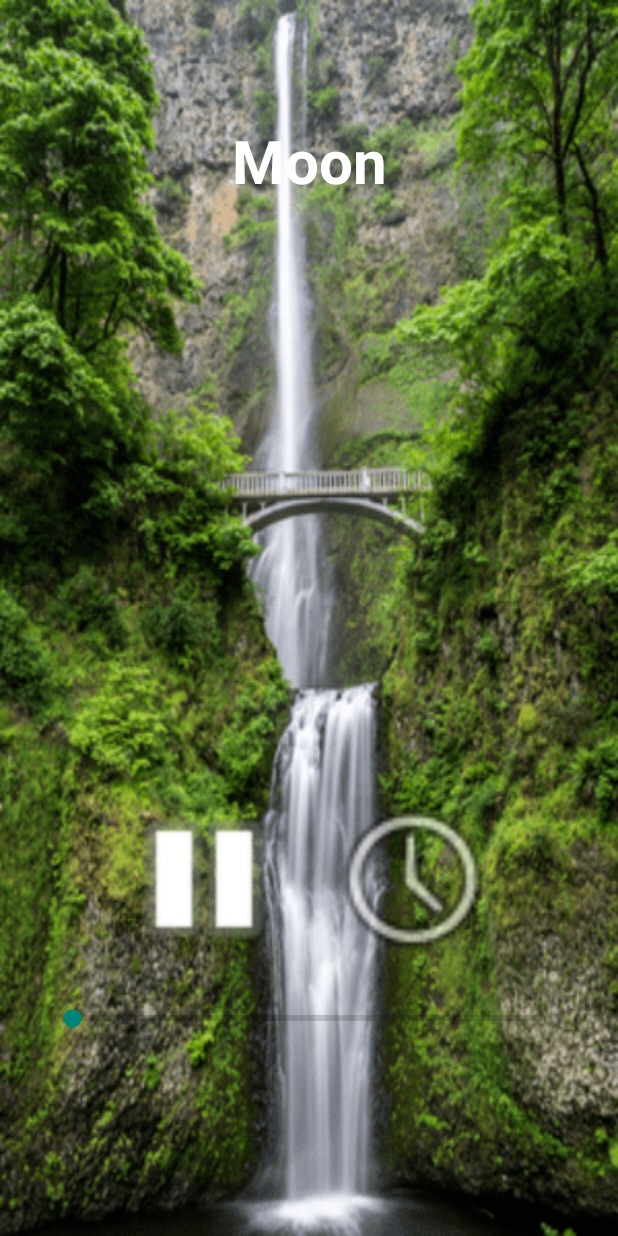
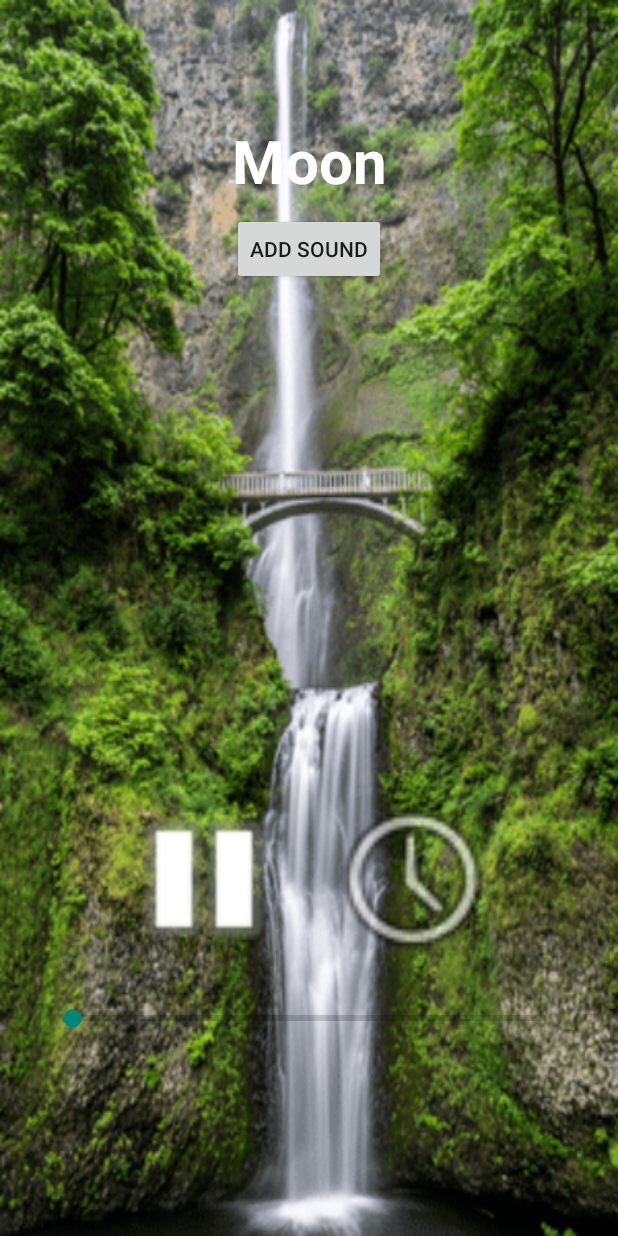
Before and after one commit to pawchi/MeditationMusic, an Android app: the screen it shows after launch (PlayMusicOne), after a tap on "Moon", on a phone screen of 412 x 824 dp. Run offline under Robolectric (Android 15) with nearby library versions, the phone set to English and light mode, and no system bars.

Commit message:
add_sounds_layout added

```diff
--- a/app/src/main/java/org/chilon/meditationmusic/MainActivity.java
+++ b/app/src/main/java/org/chilon/meditationmusic/MainActivity.java
@@ -16,7 +16,7 @@ import java.util.Random;
 
 public class MainActivity extends Activity {
     ListView lst;
-    String[] musicType = {"Lake","Monk","Flower","Moon","Bird","Water","Wind","Lake","Monk","Flower","Moon","Bird","Water","Wind"};
+    String[] musicType = {"Birds","Water","Kalimba","Moon","Bird","Water","Wind","Lake","Monk","Flower","Moon","Bird","Water","Wind"};
     //String[] musicType;
     Integer[] image = {R.drawable.lake_small_squere,R.drawable.monk_smal_squerel,R.drawable.flower_small_squere,R.drawable.moon_small,
                         R.drawable.lake_small_squere,R.drawable.monk_smal_squerel,R.drawable.flower_small_squere,R.drawable.lake_small_squere,
--- a/app/src/main/java/org/chilon/meditationmusic/PlayMusicOne.java
+++ b/app/src/main/java/org/chilon/meditationmusic/PlayMusicOne.java
@@ -1,14 +1,17 @@
 package org.chilon.meditationmusic;
 
 import android.app.Activity;
+import android.content.Context;
 import android.content.Intent;
 import android.content.res.Resources;
+import android.media.AudioManager;
 import android.media.MediaPlayer;
 import android.os.Bundle;
 import android.os.CountDownTimer;
 import android.support.constraint.ConstraintLayout;
 import android.view.View;
 import android.widget.Button;
+import android.widget.SeekBar;
 import android.widget.TextView;
 
 import java.io.IOException;
@@ -19,6 +22,7 @@ public class PlayMusicOne extends Activity  {
     private Button stopButton;
     private Button timerButton;
     private Button gongButton;
+    private Button addSoundButton;
     PerfectLoopMediaPlayer plmdx;
     MediaPlayer gong;
     private TextView mainTitle;
@@ -29,6 +33,8 @@ public class PlayMusicOne extends Activity  {
     private long timeLeftInMillis = 0; //Setup this value by click OK in popup timer
     private long gongTimeLeftInMillis = 0;
     private int gongTimeResponse = -1;
+    private SeekBar volumeSeekbar=null;
+    private AudioManager audioManager=null;
     ConstraintLayout background;
     int backgroudImage;
     int musicFileIntro;
@@ -37,7 +43,7 @@ public class PlayMusicOne extends Activity  {
     CountDownTimer countDownTimer2;
     Integer [] images = {R.drawable.background_play,R.drawable.monk_background,R.drawable.mountain_background,
                          R.drawable.background_play,R.drawable.monk_background,R.drawable.mountain_background};
-    Integer [] musics_intro = {R.raw.kalimba_test_hq,R.raw.intro,R.raw.kalimba_test_hq,R.raw.intro,R.raw.kalimba_test_hq,R.raw.intro};
+    Integer [] musics_intro = {R.raw.birds,R.raw.water,R.raw.kalimba_test_hq,R.raw.intro,R.raw.kalimba_test_hq,R.raw.intro};
     Integer [] musics_main = {R.raw.kalimba,R.raw.birds,R.raw.pani_lansienka,R.raw.kalimba,R.raw.birds,R.raw.pani_lansienka};
 
 
@@ -57,6 +63,8 @@ public class PlayMusicOne extends Activity  {
         musicFileIntro = musics_intro[extras];
         musicFileMain = musics_main[extras];
 
+        setVolumeControlStream(AudioManager.STREAM_MUSIC);
+        volumeControl();
 
         background = (ConstraintLayout) findViewById(R.id.constraintid);
         background.setBackgroundResource(backgroudImage);
@@ -73,6 +81,7 @@ public class PlayMusicOne extends Activity  {
         stopButton.setBackgroundResource(android.R.drawable.ic_media_pause);
 
         gongButton = (Button) findViewById(R.id.gong_button);
+        addSoundButton = (Button) findViewById(R.id.add_sound_button);
 
         plmdx = PerfectLoopMediaPlayer.create(PlayMusicOne.this, musicFileIntro);
         plmdx.prepare();
@@ -109,6 +118,14 @@ public class PlayMusicOne extends Activity  {
             public void onClick(View v) {
                 Intent intent = new Intent(getApplicationContext(),Popsetup_gong.class);
                 startActivityForResult(intent,2);
+            }
+        });
+
+        addSoundButton.setOnClickListener(new View.OnClickListener() {
+            @Override
+            public void onClick(View v) {
+                Intent intent = new Intent(getApplicationContext(),AddMusic.class);
+                startActivityForResult(intent,3);
             }
         });
     }
@@ -221,7 +238,6 @@ public class PlayMusicOne extends Activity  {
             @Override
             public void onFinish() {
                 try {
-                    gongButton.setText("fin");
                     gong.start();
                     gongButton.setVisibility(View.INVISIBLE);
                 } catch (Exception e){
@@ -230,4 +246,36 @@ public class PlayMusicOne extends Activity  {
             }
         }.start();
     }
+
+    private void volumeControl(){
+        try {
+            volumeSeekbar = (SeekBar) findViewById(R.id.seekVolume);
+            audioManager = (AudioManager) getSystemService(Context.AUDIO_SERVICE);
+            volumeSeekbar.setMax(audioManager.getStreamMaxVolume(audioManager.STREAM_MUSIC));
+            //volumeSeekbar.setProgress(audioManager.getStreamVolume(audioManager.STREAM_MUSIC));
+
+            volumeSeekbar.setProgress(audioManager.getStreamVolume(AudioManager.STREAM_MUSIC));
+
+            volumeSeekbar.setOnSeekBarChangeListener(new SeekBar.OnSeekBarChangeListener() {
+                @Override
+                public void onProgressChanged(SeekBar seekBar, int progress, boolean fromUser) {
+                    audioManager.setStreamVolume(AudioManager.STREAM_MUSIC,progress,AudioManager.FLAG_PLAY_SOUND);
+
+                }
+
+                @Override
+                public void onStartTrackingTouch(SeekBar seekBar) {
+
+                }
+
+                @Override
+                public void onStopTrackingTouch(SeekBar seekBar) {
+
+                }
+            });
+
+        } catch (Exception e) {
+            e.printStackTrace();
+        }
+    }
 }
--- a/app/src/main/res/layout/activity_play1.xml
+++ b/app/src/main/res/layout/activity_play1.xml
@@ -86,4 +86,14 @@
         android:visibility="invisible"
         app:layout_constraintEnd_toEndOf="parent" />
 
+    <Button
+        android:id="@+id/add_sound_button"
+        android:layout_width="wrap_content"
+        android:layout_height="wrap_content"
+        android:layout_marginTop="8dp"
+        android:text="Add Sound"
+        app:layout_constraintEnd_toEndOf="parent"
+        app:layout_constraintStart_toStartOf="parent"
+        app:layout_constraintTop_toBottomOf="@+id/play_music1_main_text_id" />
+
 </android.support.constraint.ConstraintLayout>
--- a/app/src/main/res/layout/activity_popsetup_gong.xml
+++ b/app/src/main/res/layout/activity_popsetup_gong.xml
@@ -177,7 +177,7 @@
             android:layout_marginStart="5dp"
             android:background="@android:color/holo_blue_dark"
             android:text="@string/button_timer_ok"
-            app:layout_constraintLeft_toLeftOf="@+id/popup"
+            app:layout_constraintLeft_toLeftOf="@+id/constraint_lay_gong"
             app:layout_constraintTop_toBottomOf="@+id/linear_layout_popup1" />
 
         <Button
@@ -189,7 +189,7 @@
             android:layout_marginStart="5dp"
             android:background="@android:color/holo_blue_dark"
             android:text="@string/button_timer_cancel"
-            app:layout_constraintRight_toRightOf="@+id/popup"
+            app:layout_constraintRight_toRightOf="@+id/constraint_lay_gong"
             app:layout_constraintTop_toBottomOf="@+id/linear_layout_popup1" />
 
     </LinearLayout>
--- a/app/src/main/res/values/strings.xml
+++ b/app/src/main/res/values/strings.xml
@@ -137,4 +137,7 @@
     <string name="gong_45">45 sekund przed końcem</string>
     <string name="gong_60">60 sekund przed końcem</string>
 
+    <!--Popup up AddMusic   -->
+    <string name="add_sound">Dodaj dźwięk:</string>
+
 </resources>
```
Also changed, not shown: app/src/main/AndroidManifest.xml (+13 -8 lines), app/src/main/java/org/chilon/meditationmusic/AddMusic.java (added, +16 -0 lines), app/src/main/res/layout/activity_add_music.xml (added, +119 -0 lines).
